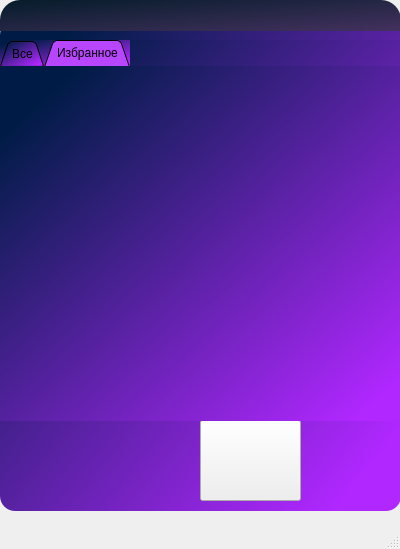
TimofeySar/project_1505, file maindesugn_black.ui: the form before one commit.
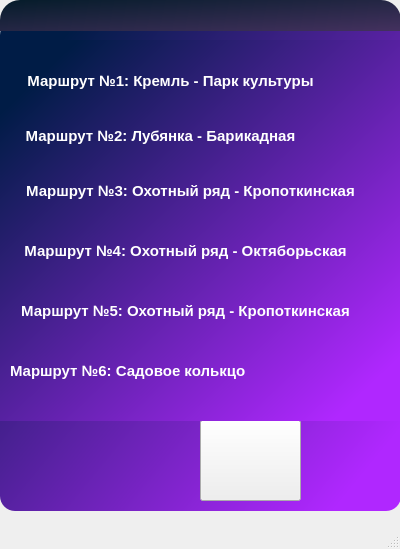
The form after the commit. The open tabs and pages were chosen to show the change. Icons and pictures are not drawn.

Diff of the .ui file:
```diff
--- a/maindesugn_black.ui
+++ b/maindesugn_black.ui
@@ -142,84 +142,240 @@
        <bool>true</bool>
       </property>
      </widget>
-     <widget class="QTabWidget" name="tabWidget">
+     <widget class="QPushButton" name="matshrut_1">
       <property name="geometry">
        <rect>
         <x>0</x>
-        <y>0</y>
-        <width>411</width>
-        <height>391</height>
+        <y>20</y>
+        <width>341</width>
+        <height>41</height>
        </rect>
       </property>
-      <property name="font">
-       <font>
-        <italic>false</italic>
-        <underline>false</underline>
-        <strikeout>false</strikeout>
-        <stylestrategy>PreferDefault</stylestrategy>
-        <kerning>true</kerning>
-       </font>
+      <property name="styleSheet">
+       <string notr="true"> QPushButton {
+                border: none;
+                font-weight: bold;
+                font-size: 15px;
+                border-radius: 18px;
+                min-width: 19px;
+                min-height: 10px;
+                background-color: transparent;
+                color: white; /* черный цвет текста */
+            }
+            QPushButton:hover {
+                background-color: rgba(255, 255, 255, 0.8);
+                color: rgba(0, 0, 0, 0.8); /* менее прозрачный черный текст */
+            }
+            QPushButton:pressed {
+                background-color: #bbdefb;    
+            }</string>
       </property>
-      <property name="mouseTracking">
+      <property name="text">
+       <string>Маршрут №1: Кремль - Парк культуры</string>
+      </property>
+      <property name="autoDefault">
        <bool>false</bool>
       </property>
-      <property name="tabletTracking">
+      <property name="default">
        <bool>false</bool>
       </property>
-      <property name="contextMenuPolicy">
-       <enum>Qt::PreventContextMenu</enum>
+      <property name="flat">
+       <bool>true</bool>
       </property>
-      <property name="acceptDrops">
+     </widget>
+     <widget class="QPushButton" name="matshrut_6">
+      <property name="geometry">
+       <rect>
+        <x>10</x>
+        <y>300</y>
+        <width>351</width>
+        <height>61</height>
+       </rect>
+      </property>
+      <property name="styleSheet">
+       <string notr="true"> QPushButton {
+                border: none;
+                font-weight: bold;
+                font-size: 15px;
+                border-radius: 18px;
+                min-width: 19px;
+                min-height: 10px;
+                background-color: transparent;
+                color: white; /* черный цвет текста */
+				text-align: left;
+            }
+            QPushButton:hover {
+                background-color: rgba(255, 255, 255, 0.8);
+                color: rgba(0, 0, 0, 0.8); /* менее прозрачный черный текст */
+            }
+            QPushButton:pressed {
+                background-color: #bbdefb;    
+            }</string>
+      </property>
+      <property name="text">
+       <string>Маршрут №6: Садовое колькцо</string>
+      </property>
+      <property name="default">
        <bool>false</bool>
       </property>
-      <property name="toolTipDuration">
-       <number>0</number>
+      <property name="flat">
+       <bool>true</bool>
       </property>
+     </widget>
+     <widget class="QPushButton" name="matshrut_2">
+      <property name="geometry">
+       <rect>
+        <x>0</x>
+        <y>70</y>
+        <width>321</width>
+        <height>51</height>
+       </rect>
+      </property>
       <property name="styleSheet">
-       <string notr="true">QTabWidget::pane
-{
-border:0
-}
-QTabBar::tab
-	{
-	
-	background-color: rgb(184, 70, 255);
-}</string>
+       <string notr="true"> QPushButton {
+                border: none;
+                font-weight: bold;
+                font-size: 15px;
+                border-radius: 18px;
+                min-width: 19px;
+                min-height: 10px;
+                background-color: transparent;
+                color: white; /* черный цвет текста */
+            }
+            QPushButton:hover {
+                background-color: rgba(255, 255, 255, 0.8);
+                color: rgba(0, 0, 0, 0.8); /* менее прозрачный черный текст */
+            }
+            QPushButton:pressed {
+                background-color: #bbdefb;    
+            }</string>
       </property>
-      <property name="tabPosition">
-       <enum>QTabWidget::North</enum>
+      <property name="text">
+       <string>Маршрут №2: Лубянка - Барикадная</string>
       </property>
-      <property name="tabShape">
-       <enum>QTabWidget::Triangular</enum>
+      <property name="autoDefault">
+       <bool>false</bool>
       </property>
-      <property name="currentIndex">
-       <number>1</number>
+      <property name="default">
+       <bool>false</bool>
       </property>
-      <property name="elideMode">
-       <enum>Qt::ElideLeft</enum>
-      </property>
-      <property name="usesScrollButtons">
+      <property name="flat">
        <bool>true</bool>
       </property>
-      <property name="documentMode">
+     </widget>
+     <widget class="QPushButton" name="matshrut_3">
+      <property name="geometry">
+       <rect>
+        <x>0</x>
+        <y>120</y>
+        <width>381</width>
+        <height>61</height>
+       </rect>
+      </property>
+      <property name="styleSheet">
+       <string notr="true"> QPushButton {
+                border: none;
+                font-weight: bold;
+                font-size: 15px;
+                border-radius: 18px;
+                min-width: 19px;
+                min-height: 10px;
+                background-color: transparent;
+                color: white; /* черный цвет текста */
+            }
+            QPushButton:hover {
+                background-color: rgba(255, 255, 255, 0.8);
+                color: rgba(0, 0, 0, 0.8); /* менее прозрачный черный текст */
+            }
+            QPushButton:pressed {
+                background-color: #bbdefb;    
+            }</string>
+      </property>
+      <property name="text">
+       <string>Маршрут №3: Охотный ряд - Кропоткинская</string>
+      </property>
+      <property name="default">
        <bool>false</bool>
       </property>
-      <property name="tabsClosable">
+      <property name="flat">
+       <bool>true</bool>
+      </property>
+     </widget>
+     <widget class="QPushButton" name="matshrut_5">
+      <property name="geometry">
+       <rect>
+        <x>0</x>
+        <y>240</y>
+        <width>371</width>
+        <height>61</height>
+       </rect>
+      </property>
+      <property name="styleSheet">
+       <string notr="true"> QPushButton {
+                border: none;
+                font-weight: bold;
+                font-size: 15px;
+                border-radius: 18px;
+                min-width: 19px;
+                min-height: 10px;
+                background-color: transparent;
+                color: white; /* черный цвет текста */
+            }
+            QPushButton:hover {
+                background-color: rgba(255, 255, 255, 0.8);
+                color: rgba(0, 0, 0, 0.8); /* менее прозрачный черный текст */
+            }
+            QPushButton:pressed {
+                background-color: #bbdefb;    
+            }</string>
+      </property>
+      <property name="text">
+       <string>Маршрут №5: Охотный ряд - Кропоткинская</string>
+      </property>
+      <property name="default">
        <bool>false</bool>
       </property>
-      <property name="tabBarAutoHide">
+      <property name="flat">
+       <bool>true</bool>
+      </property>
+     </widget>
+     <widget class="QPushButton" name="matshrut_4">
+      <property name="geometry">
+       <rect>
+        <x>0</x>
+        <y>180</y>
+        <width>371</width>
+        <height>61</height>
+       </rect>
+      </property>
+      <property name="styleSheet">
+       <string notr="true"> QPushButton {
+                border: none;
+                font-weight: bold;
+                font-size: 15px;
+                border-radius: 18px;
+                min-width: 19px;
+                min-height: 10px;
+                background-color: transparent;
+                color: white; /* черный цвет текста */
+            }
+            QPushButton:hover {
+                background-color: rgba(255, 255, 255, 0.8);
+                color: rgba(0, 0, 0, 0.8); /* менее прозрачный черный текст */
+            }
+            QPushButton:pressed {
+                background-color: #bbdefb;    
+            }</string>
+      </property>
+      <property name="text">
+       <string>Маршрут №4: Охотный ряд - Октяборьская</string>
+      </property>
+      <property name="default">
        <bool>false</bool>
       </property>
-      <widget class="QWidget" name="marshutu">
-       <attribute name="title">
-        <string>Все</string>
-       </attribute>
-      </widget>
-      <widget class="QWidget" name="moee">
-       <attribute name="title">
-        <string>Избранное</string>
-       </attribute>
-      </widget>
+      <property name="flat">
+       <bool>true</bool>
+      </property>
      </widget>
      <zorder>tabWidget</zorder>
      <zorder>button_home12</zorder>
```
Left out of the diff: 4 changed lines with no effect on the pictures.
